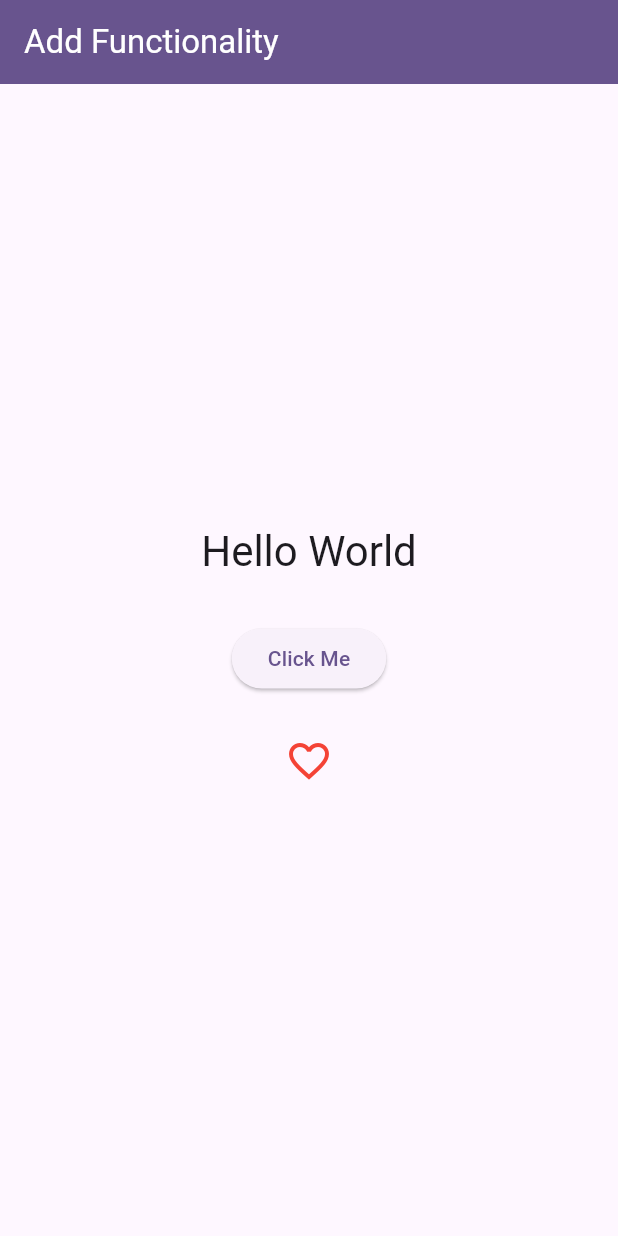
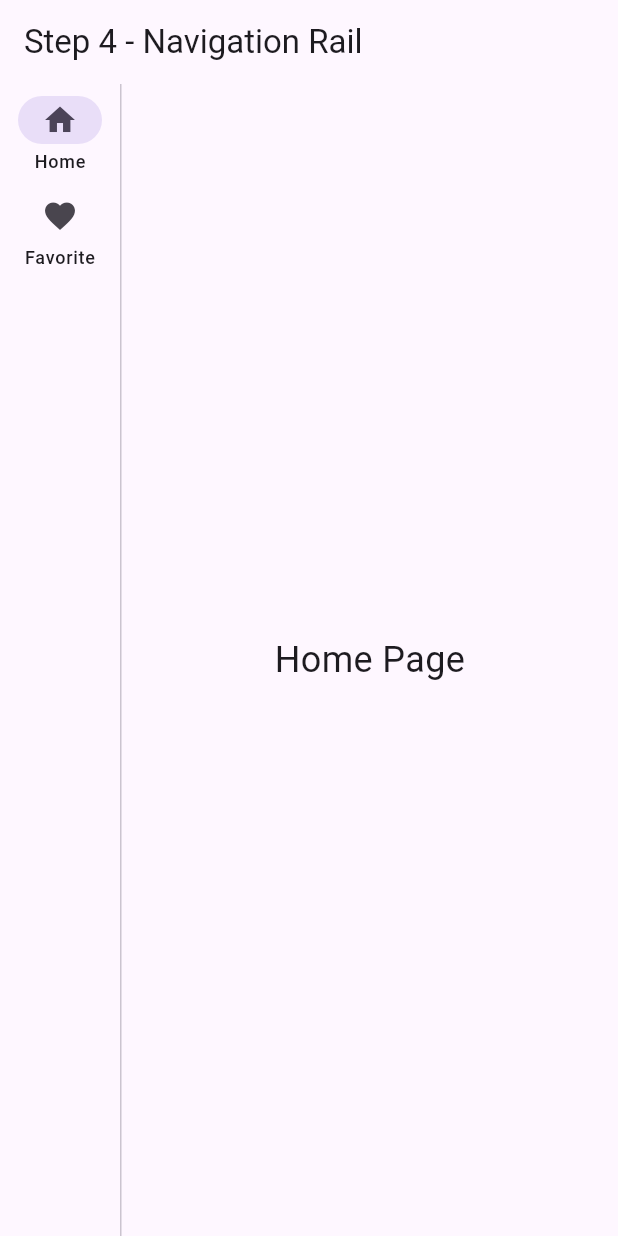
Before and after one commit to fearentaurellia/codelab, a Flutter app: the screen it shows after launch, on a phone screen of 412 x 824 dp. Run offline on Flutter 3.47's test engine with Material 3 defaults, Android fonts, the phone set to English and light mode, and no system bars.

Commit message:
Add navigation rail

```diff
--- a/lib/main.dart
+++ b/lib/main.dart
@@ -4,13 +4,14 @@ void main() {
   runApp(const MyApp());
 }
 
+// ROOT APP
 class MyApp extends StatelessWidget {
   const MyApp({super.key});
 
   @override
   Widget build(BuildContext context) {
     return MaterialApp(
-      title: 'Flutter Functionality',
+      title: 'Navigation Rail Demo',
       debugShowCheckedModeBanner: false,
       theme: ThemeData(
         colorScheme: ColorScheme.fromSeed(seedColor: Colors.deepPurple),
@@ -21,7 +22,7 @@ class MyApp extends StatelessWidget {
   }
 }
 
-// Home Page
+// MAIN PAGE
 class MyHomePage extends StatefulWidget {
   const MyHomePage({super.key});
 
@@ -29,68 +30,60 @@ class MyHomePage extends StatefulWidget {
   State<MyHomePage> createState() => _MyHomePageState();
 }
 
-// State
+// STATE
 class _MyHomePageState extends State<MyHomePage> {
-  String text = "Hello World";
-
-  bool isFavorite = false;
-
-  void updateText() {
-    setState(() {
-      text = "Button Pressed";
-    });
-  }
-
-  void toggleFavorite() {
-    setState(() {
-      isFavorite = !isFavorite;
-    });
-  }
+  int selectedIndex = 0;
 
   @override
   Widget build(BuildContext context) {
+    // menentukan isi halaman
+    Widget content;
+    switch (selectedIndex) {
+      case 0:
+        content = const Text("Home Page", style: TextStyle(fontSize: 24));
+        break;
+      case 1:
+        content = const Text("Favorite Page", style: TextStyle(fontSize: 24));
+        break;
+      default:
+        content = const Text("Home Page");
+    }
+
     return Scaffold(
       appBar: AppBar(
-        title: const Text("Add Functionality"),
-        backgroundColor: Theme.of(context).colorScheme.primary,
-        foregroundColor: Colors.white,
+        title: const Text("Step 4 - Navigation Rail"),
       ),
 
-      body: Center(
-        child: Padding(
-          padding: const EdgeInsets.all(24.0),
-          child: Column(
-            mainAxisAlignment: MainAxisAlignment.center,
-            children: [
-              // TEXT
-              Text(
-                text,
-                style: Theme.of(context).textTheme.headlineMedium,
-                textAlign: TextAlign.center,
+      body: Row(
+        children: [
+          // SIDEBAR
+          NavigationRail(
+            selectedIndex: selectedIndex,
+            onDestinationSelected: (int index) {
+              setState(() {
+                selectedIndex = index;
+              });
+            },
+            labelType: NavigationRailLabelType.all,
+            destinations: const [
+              NavigationRailDestination(
+                icon: Icon(Icons.home),
+                label: Text('Home'),
               ),
-
-              const SizedBox(height: 30),
-
-              // BUTTON 1 (ubah text)
-              ElevatedButton(
-                onPressed: updateText,
-                child: const Text("Click Me"),
-              ),
-
-              const SizedBox(height: 20),
-
-              // BUTTON 2 (favorite toggle)
-              IconButton(
-                onPressed: toggleFavorite,
-                icon: Icon(
-                  isFavorite ? Icons.favorite : Icons.favorite_border,
-                  color: Colors.red,
-                  size: 32,
-                ),
+              NavigationRailDestination(
+                icon: Icon(Icons.favorite),
+                label: Text('Favorite'),
               ),
             ],
           ),
-        ),
+
+          const VerticalDivider(width: 1),
+
+          // KONTEN
+          Expanded(
+            child: Center(child: content),
+          ),
+        ],
       ),
     );
   }
```
